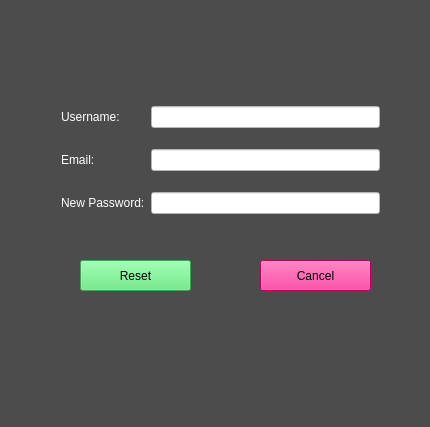
Qt form reset_password_window.ui (allenh1/timefuse-client) before a commit.
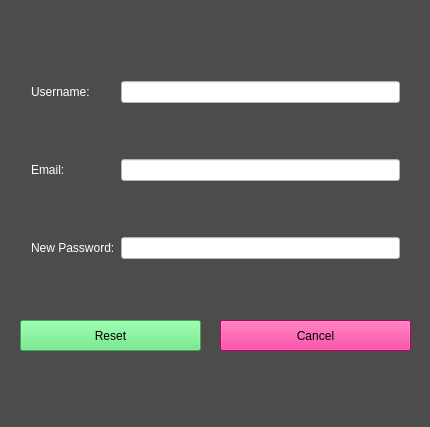
The same form after that commit.

```diff
--- a/reset_password_window.ui
+++ b/reset_password_window.ui
@@ -20,10 +20,10 @@
   <widget class="QWidget" name="gridLayoutWidget">
    <property name="geometry">
     <rect>
-     <x>50</x>
-     <y>80</y>
-     <width>341</width>
-     <height>161</height>
+     <x>20</x>
+     <y>20</y>
+     <width>391</width>
+     <height>301</height>
     </rect>
    </property>
    <layout class="QGridLayout" name="gridLayout">
@@ -86,9 +86,9 @@
   <widget class="QPushButton" name="reset_button">
    <property name="geometry">
     <rect>
-     <x>80</x>
-     <y>260</y>
-     <width>111</width>
+     <x>20</x>
+     <y>320</y>
+     <width>181</width>
      <height>31</height>
     </rect>
    </property>
@@ -103,9 +103,9 @@
   <widget class="QPushButton" name="cancel_button">
    <property name="geometry">
     <rect>
-     <x>260</x>
-     <y>260</y>
-     <width>111</width>
+     <x>220</x>
+     <y>320</y>
+     <width>191</width>
      <height>31</height>
     </rect>
    </property>
```
Left out of the diff: 15 changed lines with no effect on the pictures.
